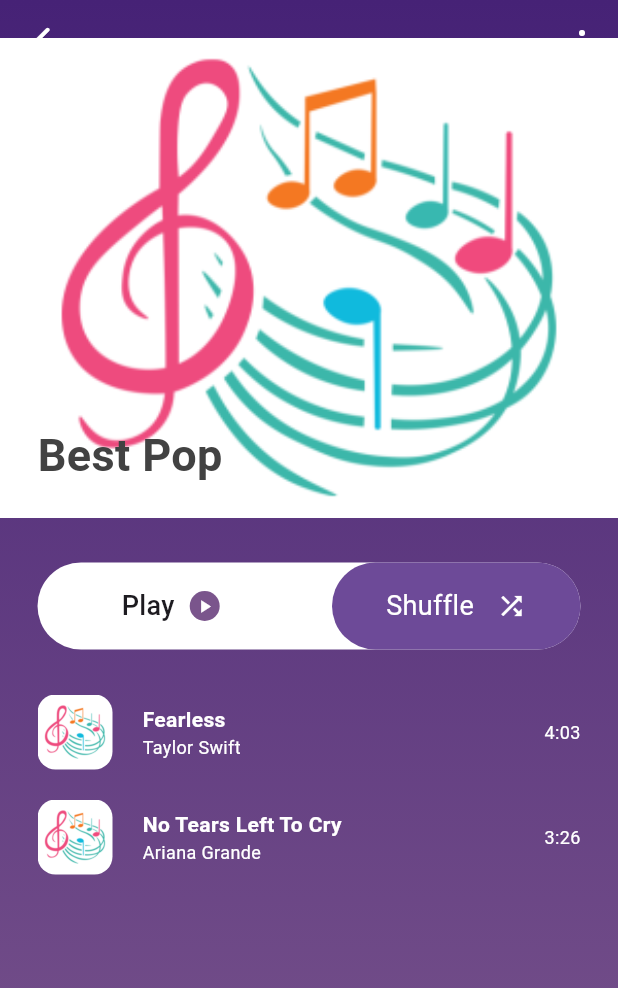
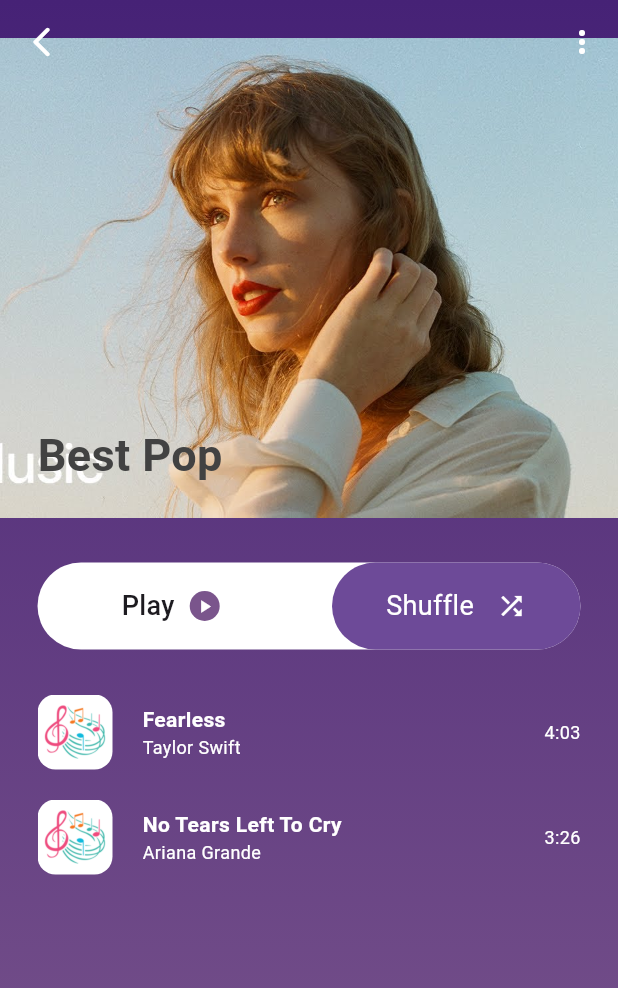
Before and after one commit to AlexEduV/music_player_flutter, a Flutter app: the screen it shows after launch, after a tap on "Best Pop", on a phone screen of 412 x 824 dp. Shown: the top 988 px of the screen. Run offline on Flutter 3.47's test engine with Material 3 defaults, Android fonts, the phone set to English and light mode, and no system bars; our stand-ins replace gap, go_router.

Commit message:
updated model;
fixed playlist tile image;

```diff
--- a/lib/model/model.dart
+++ b/lib/model/model.dart
@@ -26,6 +26,7 @@ final List<PlayList> playlists = [
 
   PlayList(
     name: 'Best Pop',
+    coverSource: '$assetPath/taylor_swift_cover_large.jpeg',
     songs: [
 
       Song(
--- a/lib/model/play_list.dart
+++ b/lib/model/play_list.dart
@@ -3,7 +3,7 @@ import 'package:music_player_flutter/model/song.dart';
 class PlayList {
 
   final String name;
-  final String playListCoverSource;
+  final String coverSource;
   final List<Song> songs;
 
   static const String _assetPath = 'assets/images';
@@ -12,7 +12,7 @@ class PlayList {
 
   PlayList({
     required this.name,
-    this.playListCoverSource = '$_assetPath/album_cover_placeholder.png',
+    this.coverSource = '$_assetPath/album_cover_placeholder.png',
     required this.songs,
   });
 
--- a/lib/pages/playlist_details_page.dart
+++ b/lib/pages/playlist_details_page.dart
@@ -74,7 +74,7 @@ class _PlaylistDetailsPageState extends State<PlaylistDetailsPage> {
 
               //big cover picture centered
               CoverImageLarge(
-                coverImageSource: playList.playListCoverSource,
+                coverImageSource: playList.coverSource,
                 label: playList.name,
               ),
 
--- a/lib/widgets/playlist_list_tile.dart
+++ b/lib/widgets/playlist_list_tile.dart
@@ -33,8 +33,9 @@ class PlaylistListTile extends StatelessWidget {
                 borderRadius: BorderRadius.circular(16.0),
                 image: DecorationImage(
                   image: AssetImage(
-                    playList.playListCoverSource,
+                    playList.coverSource,
                   ),
+                  fit: BoxFit.cover,
                 ),
               ),
             ),
```
Also changed, not shown: assets/images/taylor_swift_cover_large.jpeg (added).
